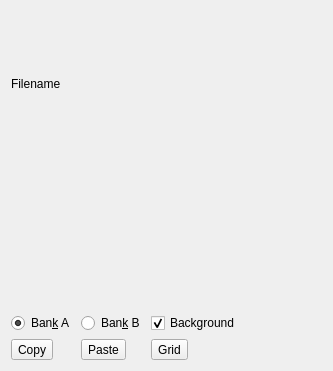
This is src/tileset.ui in jpwhiting/nestool as Qt 5 draws it before an edit. The edited form follows.
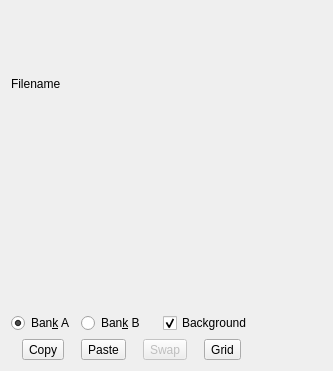
This is the edited form. Custom widgets are drawn as their Qt base class.

Diff of the .ui file:
```diff
--- a/src/tileset.ui
+++ b/src/tileset.ui
@@ -14,7 +14,17 @@
    <string>Form</string>
   </property>
   <layout class="QGridLayout" name="gridLayout_2">
-   <item row="1" column="3">
+   <item row="2" column="0">
+    <widget class="QRadioButton" name="bankAButton">
+     <property name="text">
+      <string>Ban&amp;k A</string>
+     </property>
+     <property name="checked">
+      <bool>true</bool>
+     </property>
+    </widget>
+   </item>
+   <item row="1" column="5">
     <spacer name="horizontalSpacer">
      <property name="orientation">
       <enum>Qt::Horizontal</enum>
@@ -27,37 +37,13 @@
      </property>
     </spacer>
    </item>
-   <item row="2" column="0">
-    <widget class="QRadioButton" name="bankAButton">
-     <property name="text">
-      <string>Ban&amp;k A</string>
-     </property>
-     <property name="checked">
-      <bool>true</bool>
-     </property>
-    </widget>
-   </item>
-   <item row="3" column="1">
-    <widget class="QToolButton" name="pasteButton">
-     <property name="text">
-      <string>Paste</string>
-     </property>
-    </widget>
-   </item>
-   <item row="0" column="0" colspan="4">
+   <item row="0" column="0" colspan="6">
     <widget class="QLabel" name="filenameLabel">
      <property name="text">
       <string>Filename</string>
      </property>
     </widget>
    </item>
-   <item row="3" column="0">
-    <widget class="QToolButton" name="copyButton">
-     <property name="text">
-      <string>Copy</string>
-     </property>
-    </widget>
-   </item>
    <item row="2" column="1">
     <widget class="QRadioButton" name="bankBButton">
      <property name="text">
@@ -65,7 +51,7 @@
      </property>
     </widget>
    </item>
-   <item row="2" column="2">
+   <item row="2" column="4">
     <widget class="QCheckBox" name="backgroundCheckBox">
      <property name="text">
       <string>Background</string>
@@ -75,17 +61,7 @@
      </property>
     </widget>
    </item>
-   <item row="3" column="2" colspan="2">
-    <widget class="QToolButton" name="gridButton">
-     <property name="text">
-      <string>Grid</string>
-     </property>
-     <property name="checkable">
-      <bool>true</bool>
-     </property>
-    </widget>
-   </item>
-   <item row="1" column="0" colspan="3">
+   <item row="1" column="0" colspan="5">
     <layout class="QGridLayout" name="tileGridLayout">
      <property name="spacing">
       <number>0</number>
@@ -860,6 +836,44 @@
      </item>
     </layout>
    </item>
+   <item row="3" column="0" colspan="5">
+    <layout class="QHBoxLayout" name="horizontalLayout">
+     <item>
+      <widget class="QToolButton" name="copyButton">
+       <property name="text">
+        <string>Copy</string>
+       </property>
+      </widget>
+     </item>
+     <item>
+      <widget class="QToolButton" name="pasteButton">
+       <property name="text">
+        <string>Paste</string>
+       </property>
+      </widget>
+     </item>
+     <item>
+      <widget class="QToolButton" name="swapButton">
+       <property name="enabled">
+        <bool>false</bool>
+       </property>
+       <property name="text">
+        <string>Swap</string>
+       </property>
+      </widget>
+     </item>
+     <item>
+      <widget class="QToolButton" name="gridButton">
+       <property name="text">
+        <string>Grid</string>
+       </property>
+       <property name="checkable">
+        <bool>true</bool>
+       </property>
+      </widget>
+     </item>
+    </layout>
+   </item>
   </layout>
  </widget>
  <customwidgets>
```
